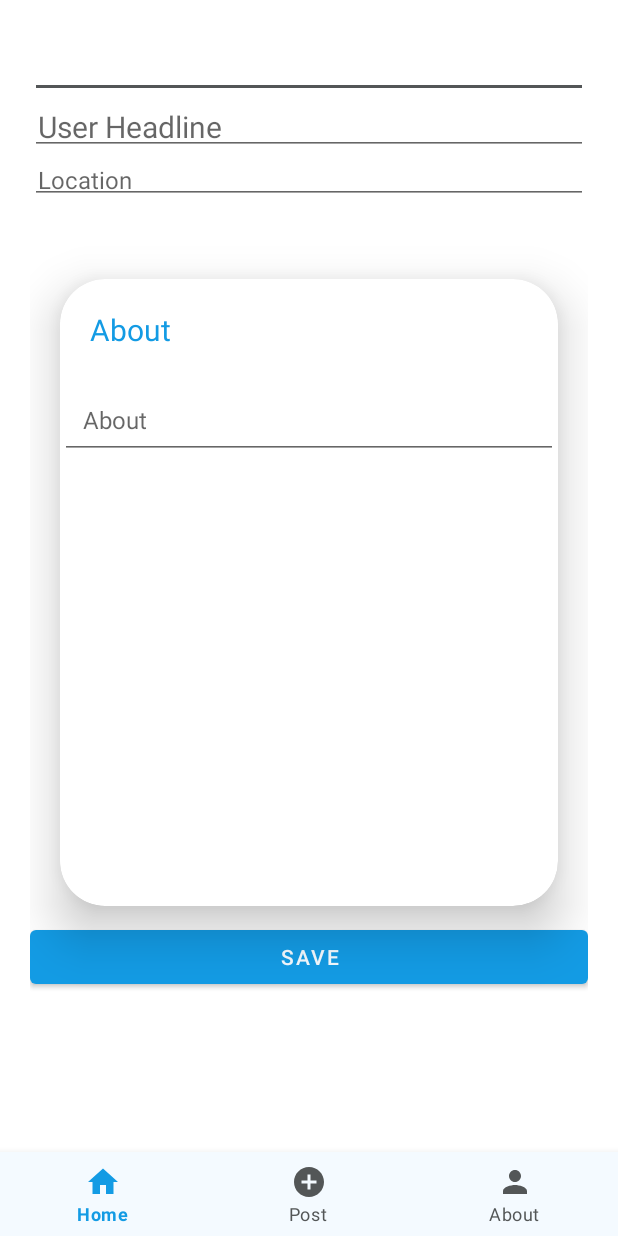
After one commit to MarilynHb/JobReady, an Android app: the EditProfileActivity screen opened directly, with no data from a screen before it, on a phone screen of 412 x 824 dp. The commit adds this screen. Run offline under Robolectric (Android 15) with nearby library versions, the phone set to English and light mode, and no system bars; our stand-ins replace Volley.

Commit message:
add edit profile

```diff
--- a/app/src/main/AndroidManifest.xml
+++ b/app/src/main/AndroidManifest.xml
@@ -15,6 +15,9 @@
         android:usesCleartextTraffic="true"
         tools:targetApi="31">
         <activity
+            android:name=".EditProfileActivity"
+            android:exported="false" />
+        <activity
             android:name=".MainActivity"
             android:exported="true">
             <intent-filter>
@@ -28,8 +31,8 @@
         <activity android:name=".Registration2Activity" />
         <activity android:name=".Registration3Activity" />
         <activity android:name=".ProfileActivity" />
-        <activity android:name=".NewPostActivity"/>
-        <activity android:name=".HomeActivity"/>
+        <activity android:name=".NewPostActivity" />
+        <activity android:name=".HomeActivity" />
     </application>
 
 </manifest>
--- /dev/null
+++ b/app/src/main/java/com/example/jobready/EditProfileActivity.java
@@ -0,0 +1,116 @@
+package com.example.jobready;
+
+import androidx.appcompat.app.AppCompatActivity;
+
+import android.content.Intent;
+import android.os.Bundle;
+import android.util.Log;
+import android.view.View;
+import android.widget.Button;
+import android.widget.EditText;
+import android.widget.TextView;
+import android.widget.Toast;
+
+import com.android.volley.Request;
+import com.android.volley.Response;
+import com.android.volley.VolleyError;
+import com.android.volley.toolbox.JsonObjectRequest;
+import com.android.volley.toolbox.Volley;
+
+import org.json.JSONException;
+import org.json.JSONObject;
+
+public class EditProfileActivity extends AppCompatActivity {
+    private EditText eUsername, eHeadline, eLocation, eAbout;
+    private Button saveButton;
+    private String url = "http://10.0.2.2:80/JobReady/editProfile.php";
+    @Override
+    protected void onCreate(Bundle savedInstanceState) {
+        super.onCreate(savedInstanceState);
+        setContentView(R.layout.activity_edit_profile);
+
+
+
+
+        eUsername = findViewById(R.id.profileUsername);
+            eHeadline = findViewById(R.id.profileHeadline);
+            eLocation = findViewById(R.id.profileLocation);
+            eAbout = findViewById(R.id.profileAbout);
+            saveButton= findViewById(R.id.saveEdit);
+
+            Intent intent = getIntent();
+            String username = intent.getStringExtra("username");
+            String location = intent.getStringExtra("location");
+            String about = intent.getStringExtra("about");
+            String headline = intent.getStringExtra("headline");
+
+
+            eUsername.setText(username);
+            eHeadline.setText(location);
+            eLocation.setText(about);
+            eAbout.setText(headline);
+
+
+        saveButton.setOnClickListener(new View.OnClickListener() {
+            @Override
+            public void onClick(View view) {
+                // get the entered data from the EditText fields
+
+                String username = eUsername.getText().toString().trim();
+                String headline = eHeadline.getText().toString().trim();
+                String location = eLocation.getText().toString().trim();
+                String about = eAbout.getText().toString().trim();
+
+                // create a new JSONObject to store the data
+                JSONObject jsonObject = new JSONObject();
+
+                try {
+                    // put the values from the EditText fields into the JSON object
+                    jsonObject.put("username", username);
+                    jsonObject.put("headline", headline);
+                    jsonObject.put("location", location);
+                    jsonObject.put("about", about);
+                } catch (JSONException e) {
+                    e.printStackTrace();
+                }
+
+                // create a new JsonObjectRequest to send the data to the API
+                JsonObjectRequest request = new JsonObjectRequest(
+                        Request.Method.POST, url, jsonObject,
+                        new Response.Listener<JSONObject>() {
+                            @Override
+                            public void onResponse(String response) {
+                                try {
+                                    JSONObject jsonObject = new JSONObject(response);
+                                    int success = jsonObject.getInt("success");
+                                    String message = jsonObject.getString("message");
+                                    if (success == 1) {
+                                        Toast.makeText(EditProfileActivity.this, message, Toast.LENGTH_SHORT).show();
+
+                                    } else {
+                                        Toast.makeText(EditProfileActivity.this, message, Toast.LENGTH_SHORT).show();
+                                    }
+                                } catch (JSONException e) {
+                                    e.printStackTrace();
+                                    Toast.makeText(EditProfileActivity.this, "JSON Exception", Toast.LENGTH_SHORT).show();
+
+                                }
+                            }
+                        },
+                        new Response.ErrorListener() {
+                            @Override
+                            public void onErrorResponse(VolleyError error) {
+                                // handle error response from the API
+                                Log.e("API Error", error.toString());
+                            }
+                        }
+                );
+
+                // add the request to the Volley request queue
+                Volley.newRequestQueue(getApplicationContext()).add(request);
+            }
+        });
+
+
+        }
+    }
--- a/app/src/main/java/com/example/jobready/HomeActivity.java
+++ b/app/src/main/java/com/example/jobready/HomeActivity.java
@@ -6,6 +6,7 @@ import android.view.KeyEvent;
 import android.view.MenuItem;
 import android.view.View;
 import android.widget.ArrayAdapter;
+import android.widget.Button;
 import android.widget.EditText;
 import android.widget.ListView;
 import android.widget.Toast;
@@ -39,6 +40,7 @@ public class HomeActivity extends AppCompatActivity {
     private List<Post> postList;
     private Integer currentUserId;
     private String currentUsername;
+
     @Override
     protected void onCreate(Bundle savedInstanceState) {
         super.onCreate(savedInstanceState);
--- a/app/src/main/java/com/example/jobready/ProfileActivity.java
+++ b/app/src/main/java/com/example/jobready/ProfileActivity.java
@@ -3,6 +3,8 @@ package com.example.jobready;
 import android.content.Intent;
 import android.os.Bundle;
 import android.view.MenuItem;
+import android.view.View;
+import android.widget.Button;
 import android.widget.TextView;
 import android.widget.Toast;
 
@@ -26,7 +28,8 @@ import java.util.Map;
 public class ProfileActivity extends AppCompatActivity {
 
     private TextView tUsername, tHeadline, tLocation, tAbout;
-    private String username, location, about;
+
+    private Button editProfileButton;
 
 
     private String url = "http://10.0.2.2:80/JobReady/getUserDetails.php";
@@ -40,6 +43,10 @@ public class ProfileActivity extends AppCompatActivity {
         tHeadline = findViewById(R.id.profileHeadline);
         tLocation = findViewById(R.id.profileLocation);
         tAbout = findViewById(R.id.profileAbout);
+        editProfileButton = findViewById(R.id.editProfileButton);
+
+
+
 
         Intent intent = getIntent();
         Integer userId = intent.getIntExtra("userId", 0);
@@ -95,10 +102,25 @@ public class ProfileActivity extends AppCompatActivity {
                             String headline = jsonObject.getString("headline");
 
 
+
+
                             tUsername.setText(username);
                             tLocation.setText(location);
                             tHeadline.setText(headline);
                             tAbout.setText(about);
+
+
+                            editProfileButton.setOnClickListener(new View.OnClickListener() {
+                                @Override
+                                public void onClick(View view) {
+                                    Intent intent = new Intent(ProfileActivity.this, EditProfileActivity.class);
+                                    intent.putExtra("Username", username);
+                                    intent.putExtra("Location", location);
+                                    intent.putExtra("About", about);
+                                    intent.putExtra("Headline", headline);
+                                    startActivity(intent);
+                                }
+                            });
 
                         } catch (JSONException e) {
                             e.printStackTrace();
@@ -124,4 +146,6 @@ public class ProfileActivity extends AppCompatActivity {
         RequestQueue requestQueue = Volley.newRequestQueue(ProfileActivity.this);
         requestQueue.add(stringRequest);
     }
+
+
 }
--- /dev/null
+++ b/app/src/main/res/layout/activity_edit_profile.xml
@@ -0,0 +1,96 @@
+<?xml version="1.0" encoding="utf-8"?>
+<?xml version="1.0" encoding="utf-8"?>
+<RelativeLayout
+    xmlns:android="http://schemas.android.com/apk/res/android"
+    xmlns:app="http://schemas.android.com/apk/res-auto"
+    xmlns:tools="http://schemas.android.com/tools"
+    android:layout_width="match_parent"
+    android:layout_height="match_parent"
+    android:gravity="center"
+    tools:context=".EditProfileActivity">
+
+    <LinearLayout
+        android:layout_width="match_parent"
+        android:layout_height="match_parent"
+        android:orientation="vertical"
+        android:padding="20dp">
+        <EditText
+            android:layout_width="match_parent"
+            android:layout_height="wrap_content"
+            android:text="Username"
+            android:textSize="25dp"
+            android:padding="5dp"
+            android:textColor="@color/celestial_blue"
+            android:id="@+id/profileUsername"
+            />
+        <EditText
+            android:layout_width="match_parent"
+            android:layout_height="wrap_content"
+            android:text="User Headline"
+            android:textSize="20dp"
+            android:padding="5dp"
+            android:id="@+id/profileHeadline"
+            android:hint="User Headline"/>
+        <EditText
+            android:layout_width="match_parent"
+            android:layout_height="wrap_content"
+            android:textSize="16dp"
+            android:text="Location"
+            android:padding="5dp"
+            android:id="@+id/profileLocation"
+            android:hint="Location"/>
+
+
+        <androidx.cardview.widget.CardView
+            android:layout_width="match_parent"
+            android:layout_height="418dp"
+            android:layout_marginHorizontal="20dp"
+            android:layout_marginTop="50dp"
+            android:layout_marginBottom="10dp"
+            android:background="@drawable/custom_edit_text"
+            app:cardCornerRadius="30dp"
+            app:cardElevation="20dp">
+
+            <LinearLayout
+                android:layout_width="match_parent"
+                android:layout_height="wrap_content"
+                android:layout_gravity="center_horizontal"
+                android:orientation="vertical">
+
+                <TextView
+                    android:layout_width="match_parent"
+                    android:layout_height="wrap_content"
+                    android:padding="20dp"
+                    android:text="About"
+                    android:textColor="@color/celestial_blue"
+                    android:textSize="20dp" />
+
+                <EditText
+                    android:id="@+id/profileAbout"
+                    android:layout_width="match_parent"
+                    android:layout_height="match_parent"
+                    android:layout_marginBottom="50dp"
+                    android:hint="About"
+                    android:padding="15dp"
+                    android:textColor="@color/davy_gray"
+                    android:textSize="16dp" />
+            </LinearLayout>
+        </androidx.cardview.widget.CardView>
+
+        <Button
+            android:id="@+id/saveEdit"
+            android:layout_width="match_parent"
+            android:layout_height="wrap_content"
+            android:text="save" />
+
+    </LinearLayout>
+    <com.google.android.material.bottomnavigation.BottomNavigationView
+        android:layout_width="match_parent"
+        android:layout_height="wrap_content"
+        android:id="@+id/bottom_navigation"
+        app:itemBackground="@color/alice_blue"
+        app:itemTextColor="@drawable/selector"
+        app:itemIconTint="@drawable/selector"
+        app:menu="@menu/menu_navigation"
+        android:layout_alignParentBottom="true"/>
+</RelativeLayout>
```
